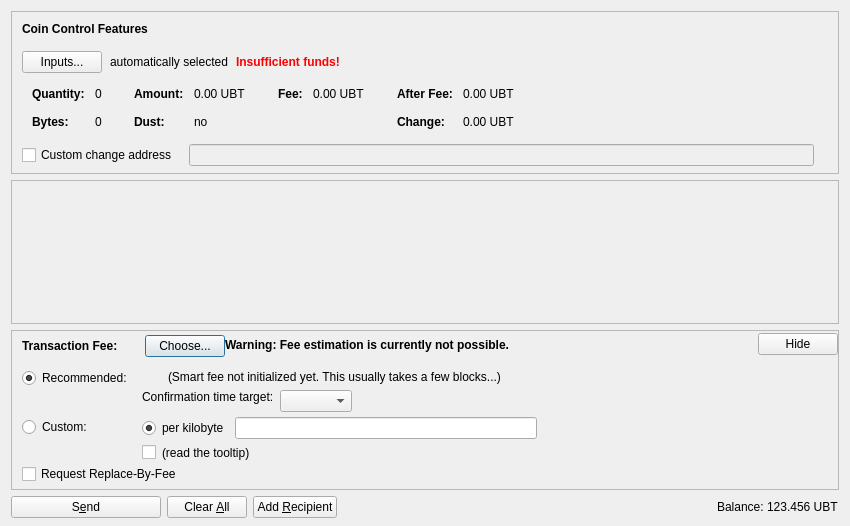
Above: src/qt/forms/sendcoinsdialog.ui from mrestevez/BitcoinTransfer before the change. Below: the same form after it.
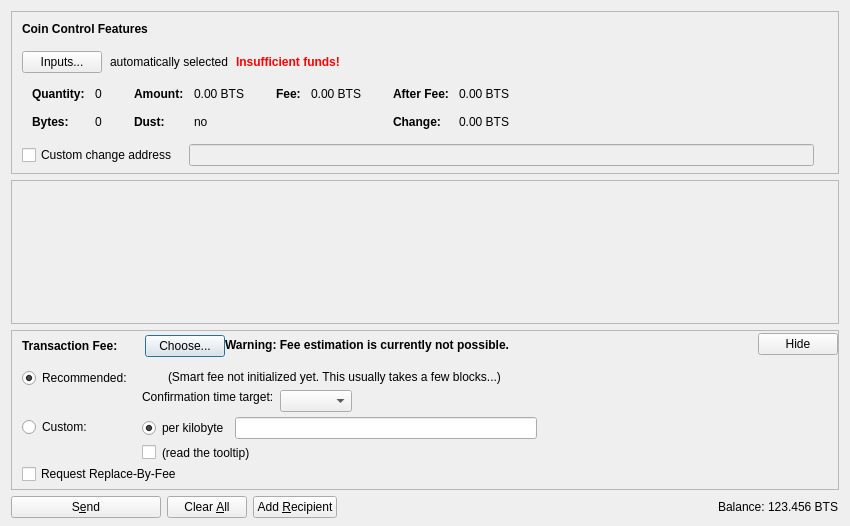
That is the form after the change. Icons and pictures are not drawn. Custom widgets are drawn as their Qt base class.

What changed in the file:
```diff
--- a/src/qt/forms/sendcoinsdialog.ui
+++ b/src/qt/forms/sendcoinsdialog.ui
@@ -324,7 +324,7 @@
                   <enum>Qt::ActionsContextMenu</enum>
                  </property>
                  <property name="text">
-                  <string notr="true">0.00 UBT</string>
+                  <string notr="true">0.00 BTS</string>
                  </property>
                  <property name="textInteractionFlags">
                   <set>Qt::LinksAccessibleByMouse|Qt::TextSelectableByKeyboard|Qt::TextSelectableByMouse</set>
@@ -404,7 +404,7 @@
                   <enum>Qt::ActionsContextMenu</enum>
                  </property>
                  <property name="text">
-                  <string notr="true">0.00 UBT</string>
+                  <string notr="true">0.00 BTS</string>
                  </property>
                  <property name="textInteractionFlags">
                   <set>Qt::LinksAccessibleByMouse|Qt::TextSelectableByKeyboard|Qt::TextSelectableByMouse</set>
@@ -455,7 +455,7 @@
                   <enum>Qt::ActionsContextMenu</enum>
                  </property>
                  <property name="text">
-                  <string notr="true">0.00 UBT</string>
+                  <string notr="true">0.00 BTS</string>
                  </property>
                  <property name="textInteractionFlags">
                   <set>Qt::LinksAccessibleByMouse|Qt::TextSelectableByKeyboard|Qt::TextSelectableByMouse</set>
@@ -484,7 +484,7 @@
                   <enum>Qt::ActionsContextMenu</enum>
                  </property>
                  <property name="text">
-                  <string notr="true">0.00 UBT</string>
+                  <string notr="true">0.00 BTS</string>
                  </property>
                  <property name="textInteractionFlags">
                   <set>Qt::LinksAccessibleByMouse|Qt::TextSelectableByKeyboard|Qt::TextSelectableByMouse</set>
@@ -1253,7 +1253,7 @@
           <cursorShape>IBeamCursor</cursorShape>
          </property>
          <property name="text">
-          <string notr="true">123.456 UBT</string>
+          <string notr="true">123.456 BTS</string>
          </property>
          <property name="textInteractionFlags">
           <set>Qt::LinksAccessibleByMouse|Qt::TextSelectableByKeyboard|Qt::TextSelectableByMouse</set>
```
